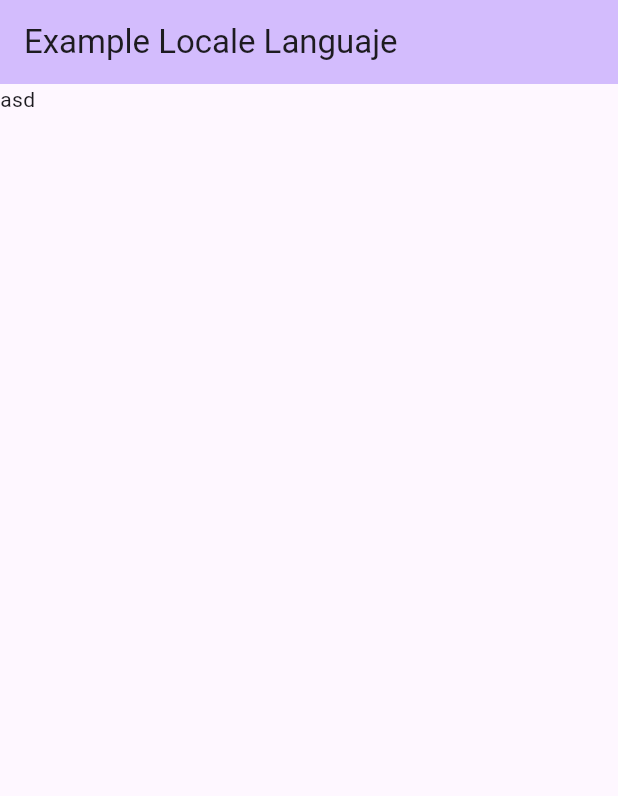
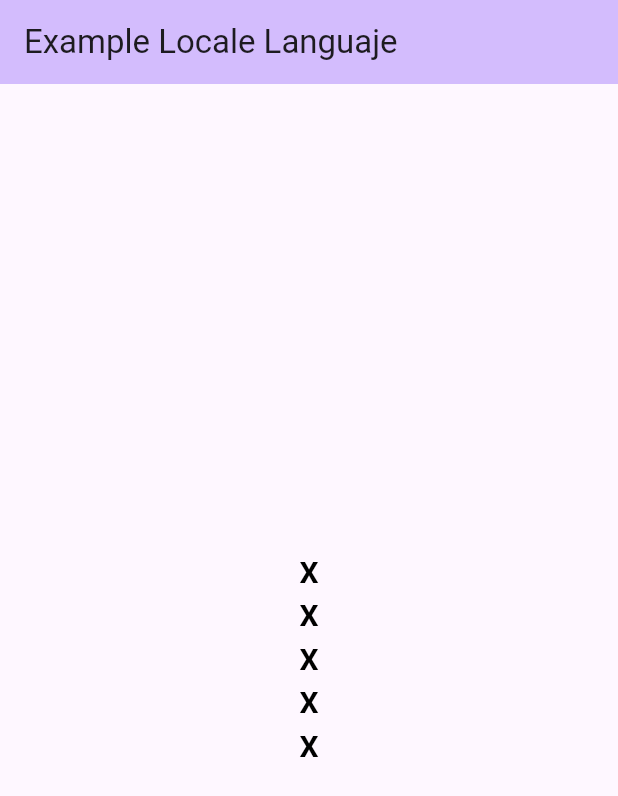
Before and after one commit to kleysonklaus/flutter_locale_example, a Flutter app: the screen it shows after launch, on a phone screen of 412 x 824 dp. Shown: the top 796 px of the screen. Run offline on Flutter 3.47's test engine with Material 2 defaults, Android fonts, the phone set to English and light mode, and no system bars.

Commit message:
feat(home_app): add model UI

```diff
--- a/lib/ui/interface/home_app_interface.dart
+++ b/lib/ui/interface/home_app_interface.dart
@@ -1,3 +1,6 @@
+import '../models/home_app_model.dart';
+
 abstract class HomeAppInterface {
   void showLoading();
+  void setUi(HomeAppModel modelInterface);
 }
--- a/lib/ui/presenter/home_app_presenter.dart
+++ b/lib/ui/presenter/home_app_presenter.dart
@@ -1,7 +1,18 @@
 import '../interface/home_app_interface.dart';
+import '../mapper/home_app_mapper.dart';
+import '../models/home_app_model.dart';
 
 class HomeAppPresenter {
   late HomeAppInterface _interface;
 
   HomeAppPresenter(this._interface);
+
+  late HomeAppModel modelUi;
+
+  final mapper = HomeAppMapper();
+
+  void setUi() {
+    modelUi = HomeAppModel();
+    _interface.setUi(modelUi);
+  }
 }
--- a/lib/ui/screens/home_app.dart
+++ b/lib/ui/screens/home_app.dart
@@ -1,6 +1,7 @@
 import 'package:flutter/material.dart';
 
 import '../interface/home_app_interface.dart';
+import '../models/home_app_model.dart';
 import '../presenter/home_app_presenter.dart';
 
 class HomeApp extends StatefulWidget {
@@ -12,6 +13,7 @@ class HomeApp extends StatefulWidget {
 
 class _HomeAppState extends State<HomeApp> implements HomeAppInterface {
   late HomeAppPresenter presenter;
+  late HomeAppModel modelUi;
 
   @override
   void initState() {
@@ -19,6 +21,12 @@ class _HomeAppState extends State<HomeApp> implements HomeAppInterface {
     presenter.setUi();
     super.initState();
   }
+
+  static const TextStyle style = TextStyle(
+    color: Colors.black,
+    fontSize: 20,
+    fontWeight: FontWeight.bold,
+  );
 
   @override
   Widget build(BuildContext context) {
@@ -35,8 +43,32 @@ class _HomeAppState extends State<HomeApp> implements HomeAppInterface {
             "Example Locale Languaje",
           ),
         ),
-        body: Text(
-          "asd",
+        body: Center(
+          child: Column(
+            mainAxisAlignment: MainAxisAlignment.center,
+            children: [
+              Text(
+                modelUi.title ?? 'X',
+                style: style,
+              ),
+              Text(
+                modelUi.subTitle ?? 'X',
+                style: style,
+              ),
+              Text(
+                modelUi.isActive?.toString() ?? 'X',
+                style: style,
+              ),
+              Text(
+                modelUi.number?.toString() ?? 'X',
+                style: style,
+              ),
+              Text(
+                modelUi.decimal?.toString() ?? 'X',
+                style: style,
+              ),
+            ],
+          ),
         ),
       ),
     );
@@ -46,4 +78,7 @@ class _HomeAppState extends State<HomeApp> implements HomeAppInterface {
   void showLoading() {
     // TODO: implement showLoading
   }
+
+  @override
+  void setUi(HomeAppModel modelInterface) => modelUi = modelInterface;
 }
```
